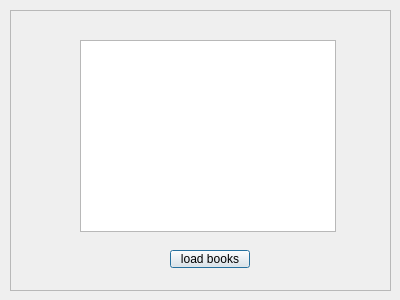
aavashlamichhane/LibMan, file mybooklist.ui: the form before one commit.
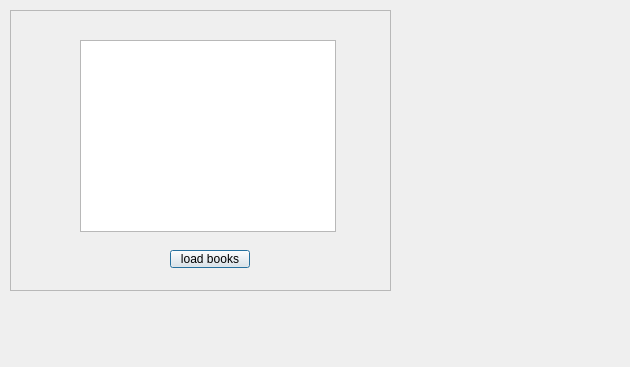
The form after the commit.

Commit message: entry changed and added function in push buttons.

What changed in the file:
```diff
--- a/mybooklist.ui
+++ b/mybooklist.ui
@@ -6,8 +6,8 @@
    <rect>
     <x>0</x>
     <y>0</y>
-    <width>400</width>
-    <height>300</height>
+    <width>630</width>
+    <height>367</height>
    </rect>
   </property>
   <property name="windowTitle">
```
The commit also changes 4 other files.
